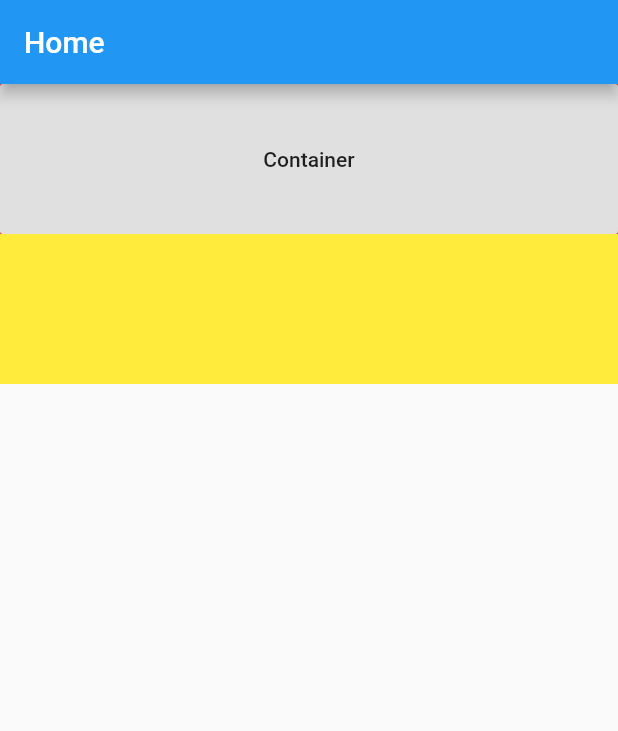
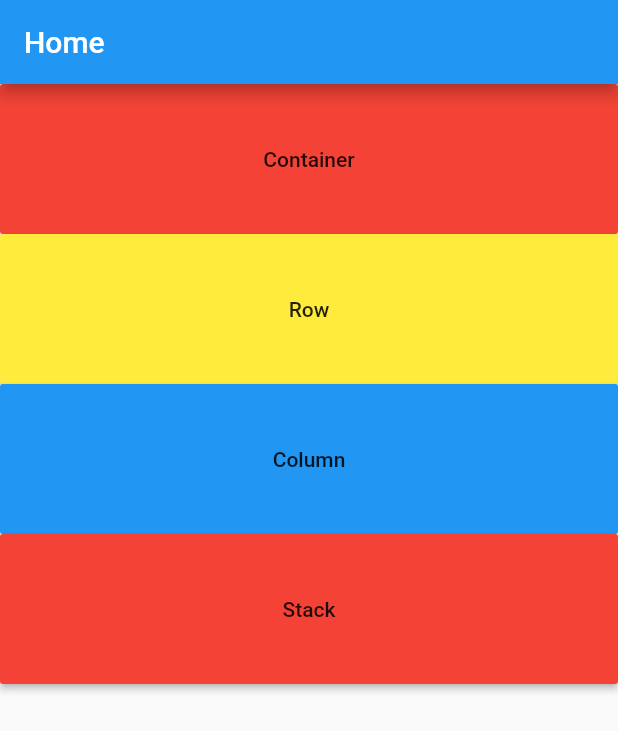
Before and after one commit to Daisiyou/flutter_ui_practice, a Flutter app: the screen it shows after launch, on a phone screen of 412 x 824 dp. Shown: the top 731 px of the screen. Run offline on Flutter 3.47's test engine with Material 2 defaults, Android fonts, the phone set to English and light mode, and no system bars.

Commit message:
row column stack

```diff
--- a/lib/main.dart
+++ b/lib/main.dart
@@ -1,7 +1,6 @@
 import 'package:flutter/material.dart';
 import 'package:flutter_ui_practice/router/router.dart';
-import 'package:flutter_ui_practice/ui/home.dart';
-import 'package:flutter_ui_practice/ui/container.dart';
+
 
 void main() => runApp(MyApp());
 
@@ -13,10 +12,7 @@ class MyApp extends StatelessWidget {
       debugShowCheckedModeBanner: false,
       title: 'Flutter Demo',
       initialRoute: Router.home,
-      routes: {
-        Router.home           : (context) => Home(),
-        Router.container      : (context) => MyContainer(),
-      },
+      routes: Router.getRouter(),
       theme: ThemeData(
         primarySwatch: Colors.blue,
       ),
--- a/lib/router/router.dart
+++ b/lib/router/router.dart
@@ -1,4 +1,23 @@
-class Router{
-   static const home = '/';
-   static const container = '/container';
+import 'package:flutter_ui_practice/ui/home.dart';
+import 'package:flutter_ui_practice/ui/container.dart';
+import 'package:flutter_ui_practice/ui/row.dart';
+import 'package:flutter_ui_practice/ui/column.dart';
+import 'package:flutter_ui_practice/ui/stack.dart';
+
+class Router {
+  static const home = '/';
+  static const container = '/container';
+  static const row = '/row';
+  static const column = 'column';
+  static const stack = 'stack';
+
+  static getRouter() {
+    return {
+      Router.home: (context) => Home(),
+      Router.container: (context) => MyContainer(),
+      Router.row: (context) => MyRow(),
+      Router.column: (context) => MyColumn(),
+      Router.stack:(context) => MyStack(),
+    };
+  }
 }
--- a/lib/ui/home.dart
+++ b/lib/ui/home.dart
@@ -12,8 +12,8 @@ class Home extends StatelessWidget {
         children: <Widget>[
           Container(
             height: 100,
-            color: Colors.red,
             child: RaisedButton(
+              color: Colors.red,
               child: Text('Container'),
               onPressed: () {
                 Navigator.pushNamed(context, Router.container);
@@ -22,7 +22,33 @@ class Home extends StatelessWidget {
           ),
           Container(
             height: 100,
-            color: Colors.yellow,
+            child: RaisedButton(
+              color: Colors.yellow,
+              child: Text('Row'),
+              onPressed: () {
+                Navigator.pushNamed(context, Router.row);
+              },
+            ),
+          ),
+          Container(
+            height: 100,
+            child: RaisedButton(
+              color: Colors.blue,
+              child: Text('Column'),
+              onPressed: (){
+                Navigator.pushNamed(context, Router.column);
+              },
+            ),
+          ),
+          Container(
+            height: 100,
+            child: RaisedButton(
+              color: Colors.red,
+              child: Text('Stack'),
+              onPressed: (){
+                Navigator.pushNamed(context, Router.stack);
+              },
+            ),
           ),
         ],
       ),
```
Also changed, not shown: lib/ui/column.dart (added, +35 -0 lines), lib/ui/row.dart (added, +41 -0 lines), lib/ui/stack.dart (added, +44 -0 lines).
